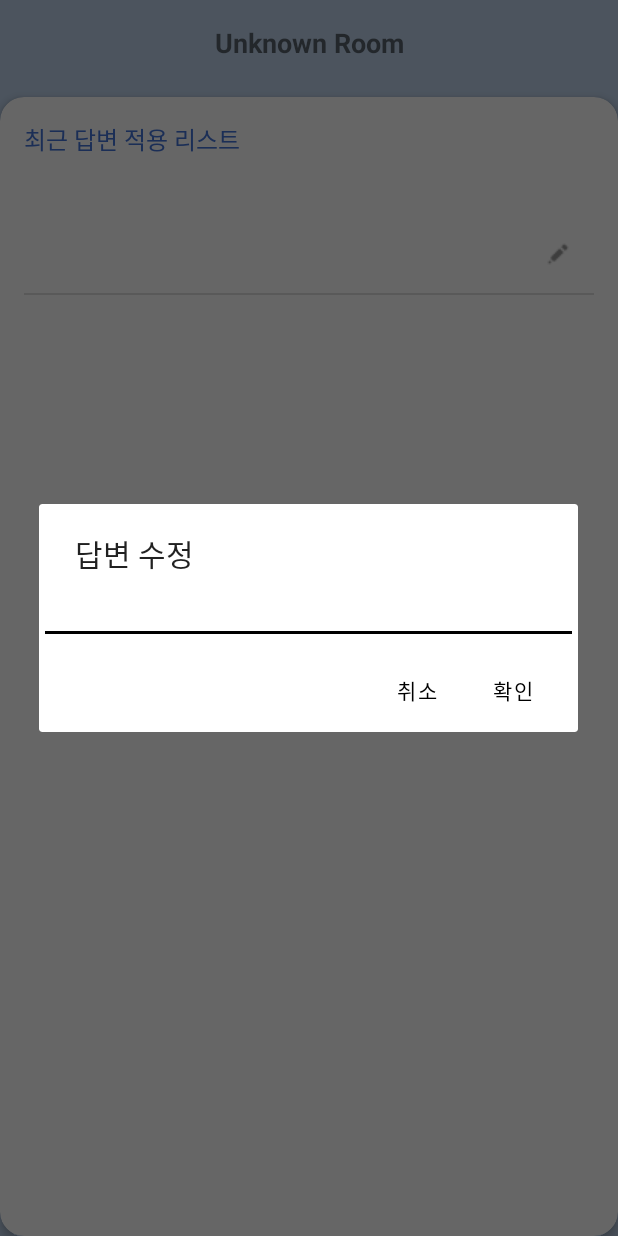
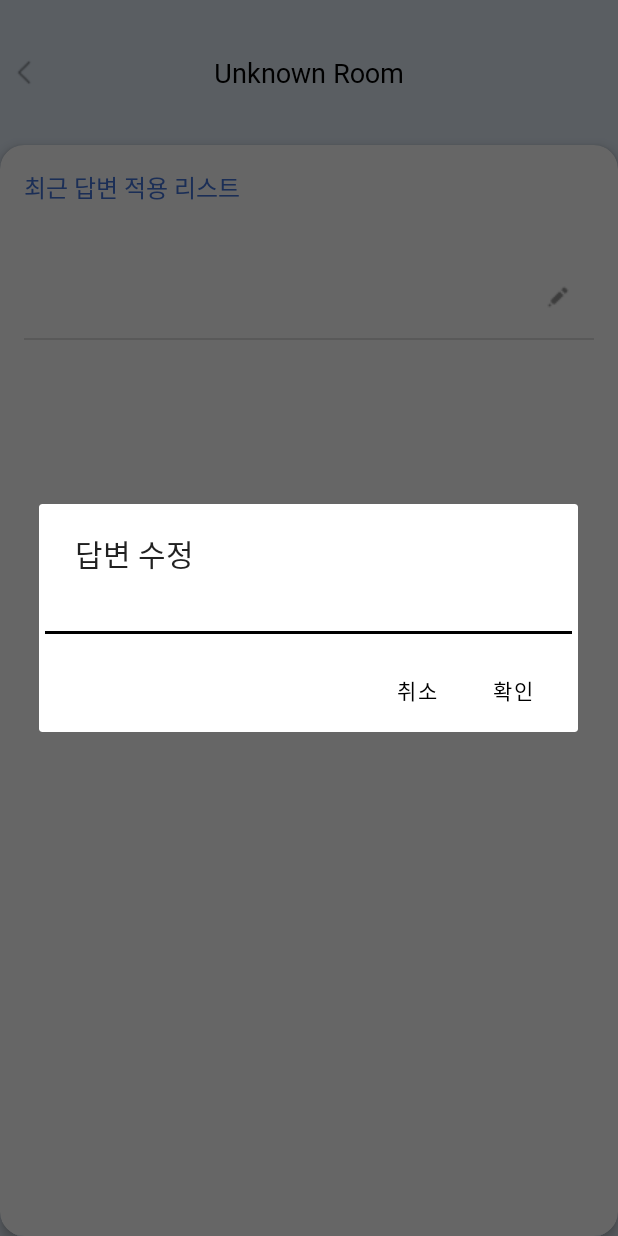
Before and after one commit to Itsme-Team/ItsMe_App, an Android app built with Jetpack Compose: the ReplyListActivity screen opened directly, with no data from a screen before it, after a tap on an icon or button, on a phone screen of 412 x 824 dp. Run offline under Robolectric (Android 15) with nearby library versions, the phone set to English and light mode, and no system bars.

Commit message:
ui update

```diff
--- a/itsme_mobile/app/src/main/java/com/project/kakao_login/ReplyListActivity.kt
+++ b/itsme_mobile/app/src/main/java/com/project/kakao_login/ReplyListActivity.kt
@@ -27,7 +27,9 @@ class ReplyListActivity : AppCompatActivity() {
     override fun onCreate(savedInstanceState: Bundle?) {
         super.onCreate(savedInstanceState)
         setContentView(R.layout.activity_reply_list)
-
+        findViewById<ImageView>(R.id.btnBack).setOnClickListener {
+            finish()
+        }
         roomName = intent.getStringExtra("ROOM_NAME") ?: "Unknown Room"
         val replyListString = intent.getStringExtra("REPLY_LIST") ?: "[]"
         isEnabled = intent.getBooleanExtra("IS_ENABLED", true)
--- a/itsme_mobile/app/src/main/res/layout/activity_reply_list.xml
+++ b/itsme_mobile/app/src/main/res/layout/activity_reply_list.xml
@@ -3,17 +3,36 @@
     xmlns:app="http://schemas.android.com/apk/res-auto"
     android:layout_width="match_parent"
     android:layout_height="match_parent"
-    android:background="#BFD4ED"
+    android:background="#E1EBF6"
     android:orientation="vertical">
 
-    <TextView
-        android:id="@+id/tvRoomName"
+    <RelativeLayout
         android:layout_width="match_parent"
-        android:layout_height="wrap_content"
-        android:padding="16dp"
-        android:textSize="18sp"
-        android:textStyle="bold"
-        android:gravity="center" />
+        android:layout_height="wrap_content">
+
+        <ImageView
+            android:id="@+id/btnBack"
+            android:layout_width="24dp"
+            android:layout_height="24dp"
+            android:layout_alignTop="@id/tvRoomName"
+            android:layout_alignBottom="@id/tvRoomName"
+            android:layout_marginStart="4dp"
+            android:padding="2dp"
+            android:src="@drawable/ic_back_icon"/>
+
+        <TextView
+            android:id="@+id/tvRoomName"
+            android:layout_width="match_parent"
+            android:layout_height="wrap_content"
+            android:padding="28dp"
+            android:layout_marginTop="8dp"
+            android:layout_marginBottom="0dp"
+            android:textSize="18sp"
+            android:gravity="center"
+            android:fontFamily="@font/pretendard_semibold"
+            android:textColor="#000000" />
+
+    </RelativeLayout>
 
     <androidx.cardview.widget.CardView
         android:layout_width="match_parent"
@@ -39,16 +58,18 @@
                     android:layout_height="wrap_content"
                     android:text="최근 답변 적용 리스트"
                     android:textSize="16sp"
+                    android:fontFamily="@font/pretendard_semibold"
                     android:textColor="#4374D9"/>
 
                 <TextView
                     android:id="@+id/tvSavedDate"
                     android:layout_width="match_parent"
                     android:layout_height="wrap_content"
-                    android:layout_marginTop="4dp"
+                    android:layout_marginTop="12dp"
                     android:text="2024-01-01"
-                    android:textSize="14sp"
-                    android:textColor="#666666"/>  <!-- 회색톤으로 설정 -->
+                    android:fontFamily="@font/pretendard_regular"
+                    android:textSize="12sp"
+                    android:textColor="#5C5C5C"/>  <!-- 회색톤으로 설정 -->
 
             </LinearLayout>
 
@@ -57,7 +78,7 @@
                 android:layout_width="match_parent"
                 android:layout_height="0dp"
                 android:layout_weight="1"
-                android:layout_marginTop="16dp"/>
+                android:layout_marginTop="5dp"/>
 
             <ImageView
                 android:id="@+id/btnSaveChanges"
--- a/itsme_mobile/app/src/main/res/layout/chat_room_item.xml
+++ b/itsme_mobile/app/src/main/res/layout/chat_room_item.xml
@@ -27,8 +27,8 @@
             android:layout_weight="1"
             android:textSize="15sp"
             android:textColor="#000000"
-            android:textStyle="bold"
-            android:layout_marginEnd="12dp" />
+            android:fontFamily="@font/pretendard_semibold"
+            android:layout_marginEnd="13dp" />
 
 <!--        <androidx.appcompat.widget.SwitchCompat-->
 <!--            android:id="@+id/switchToggle"-->
--- a/itsme_mobile/app/src/main/res/layout/reply_item.xml
+++ b/itsme_mobile/app/src/main/res/layout/reply_item.xml
@@ -8,7 +8,7 @@
         android:layout_width="match_parent"
         android:layout_height="wrap_content"
         android:orientation="horizontal"
-        android:paddingVertical="12dp"
+        android:paddingVertical="16dp"
         android:gravity="center_vertical">
 
         <TextView
@@ -16,9 +16,11 @@
             android:layout_width="0dp"
             android:layout_height="wrap_content"
             android:layout_weight="1"
-            android:textSize="20sp"
+            android:fontFamily="@font/pretendard_semibold"
             android:paddingStart="20dp"
-            android:paddingEnd="8dp"/>
+            android:paddingEnd="8dp"
+            android:textColor="#000000"
+            android:textSize="16.5sp" />
 
         <ImageView
             android:id="@+id/ivEdit"
```
Also changed, not shown: itsme_mobile/app/src/main/res/layout/request_get.xml (+25 -17 lines), itsme_mobile/app/src/main/res/drawable/ic_back_icon.png (added).
